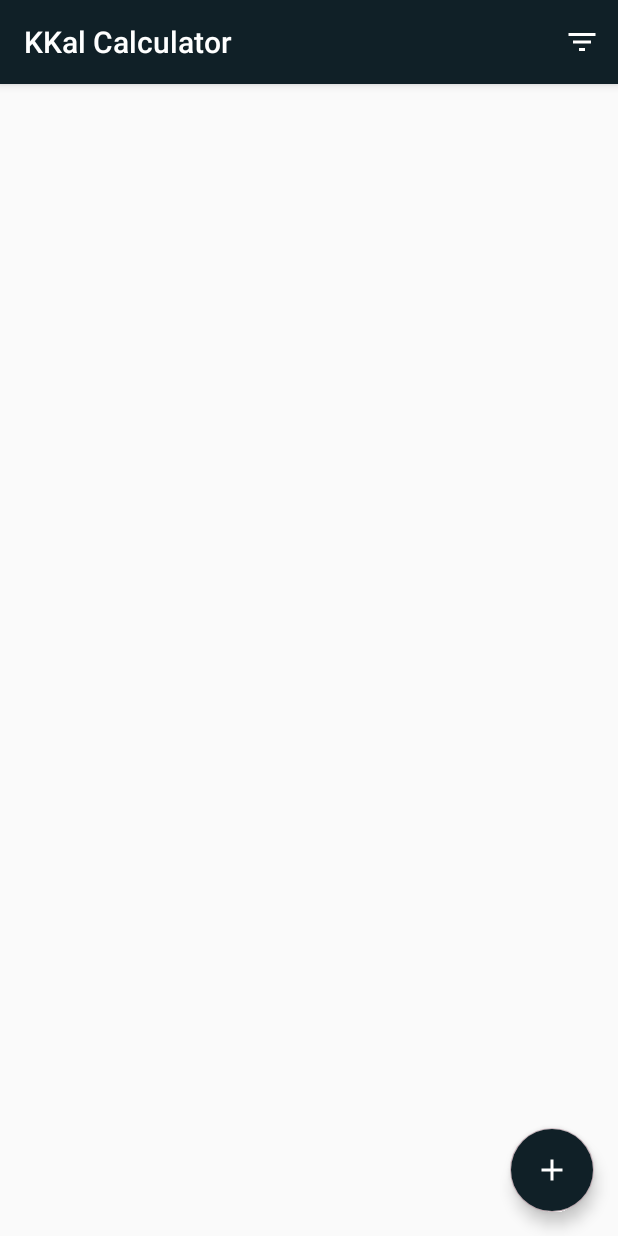
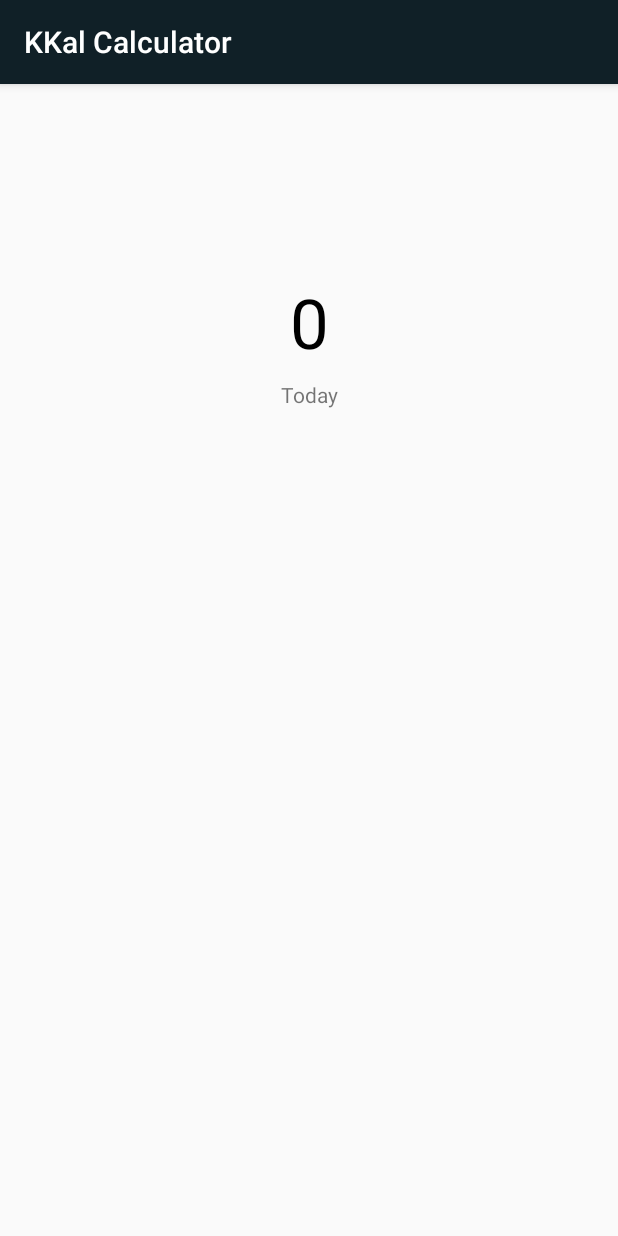
Before and after one commit to abduroid/KKal_Calculator, an Android app: the screen it shows after launch (MainActivity), on a phone screen of 412 x 824 dp. Run offline under Robolectric (Android 15) with nearby library versions, the phone set to English and light mode, and no system bars; our stand-ins replace Room's generated code.

Commit message:
Calculating of day's calories implemented

```diff
--- /dev/null
+++ b/app/src/main/java/uz/digitalgeneration/kkalcalculator/ui/DashboardFragment.kt
@@ -0,0 +1,46 @@
+package uz.digitalgeneration.kkalcalculator.ui
+
+import android.os.Bundle
+import android.util.Log
+import android.view.View
+import androidx.fragment.app.Fragment
+import androidx.lifecycle.ViewModelProviders
+import androidx.navigation.fragment.findNavController
+import kotlinx.android.synthetic.main.fragment_dashboard.*
+import uz.digitalgeneration.kkalcalculator.R
+import uz.digitalgeneration.kkalcalculator.database.MealDatabase
+import uz.digitalgeneration.kkalcalculator.viewmodels.MealViewModelFactory
+import uz.digitalgeneration.kkalcalculator.viewmodels.MealsViewModel
+import java.util.*
+
+class DashboardFragment : Fragment(R.layout.fragment_dashboard) {
+
+    override fun onViewCreated(view: View, savedInstanceState: Bundle?) {
+        super.onViewCreated(view, savedInstanceState)
+
+        val dataSource = MealDatabase.getInstance(requireActivity().application).mealDatabaseDao
+
+        val viewModelFactory = MealViewModelFactory(
+            dataSource = dataSource,
+            application = requireActivity().application
+        )
+
+        val viewModel = ViewModelProviders.of(requireActivity(), viewModelFactory)
+            .get(MealsViewModel::class.java)
+
+        val today = Calendar.getInstance().time
+        Log.d("mfff", "today is $today")
+
+        viewModel.readMealsForSelectedDate(today).observe(viewLifecycleOwner, {
+            Log.d("mfff","read list size is ${it.size}")
+            today_calories_text.text = viewModel.calculateCaloriesOfList(it).toString()
+        })
+
+//        today_calories_text.text = viewModel.calculateCaloriesOfDay(today).toString()
+
+        today_calories_text.setOnClickListener {
+            findNavController().navigate(R.id.action_dashboardFragment_to_listMealsFragment)
+        }
+
+    }
+}
--- /dev/null
+++ b/app/src/main/java/uz/digitalgeneration/kkalcalculator/util/DateWork.kt
@@ -0,0 +1,51 @@
+package uz.digitalgeneration.kkalcalculator.util
+
+import android.util.Log
+import java.text.SimpleDateFormat
+import java.util.*
+import kotlin.collections.ArrayList
+
+class DateWork {
+
+    fun getStartAndEndOfTheDate(selectedDate: Date): Pair<Date, Date> {
+
+        val threeIntegers = dateToSeperateThreeIntegers(selectedDate)
+
+        val year = threeIntegers[0]
+        val month = threeIntegers[1]
+        val dayOfMonth = threeIntegers[2]
+
+        val textStartDay = "${dayOfMonth}-${month}-${year} 00:00:00"
+        val textEndDay = "${dayOfMonth}-${month}-${year} 23:59:59"
+
+        val formatter = SimpleDateFormat("dd-MM-yyyy HH:mm:ss")
+
+        val startDate = formatter.parse(textStartDay)
+        val endDate = formatter.parse(textEndDay)
+
+        return startDate to endDate
+    }
+
+    fun seperateIntegersToDate(year: Int, month: Int, dayOfMonth: Int): Date {
+
+        val textDay = "${dayOfMonth}-${month + 1}-${year} 00:00:00"
+
+        val formatter = SimpleDateFormat("dd-MM-yyyy HH:mm:ss")
+
+        return formatter.parse(textDay)
+    }
+
+    fun dateToSeperateThreeIntegers(date: Date) : List<Int> {
+
+        val threeIntegers = ArrayList<Int>()
+
+        threeIntegers.add(date.year + 1900)
+        threeIntegers.add(date.month + 1)
+        threeIntegers.add(date.date)
+
+        Log.d("mfff", "converting date year is ${threeIntegers[0]}, month is ${threeIntegers[1]}, day is ${date.date}")
+
+        return threeIntegers
+    }
+
+}
--- a/app/src/main/java/uz/digitalgeneration/kkalcalculator/viewmodels/MealsViewModel.kt
+++ b/app/src/main/java/uz/digitalgeneration/kkalcalculator/viewmodels/MealsViewModel.kt
@@ -2,11 +2,13 @@ package uz.digitalgeneration.kkalcalculator.viewmodels
 
 import android.app.Application
 import android.util.Log
+import androidx.lifecycle.LiveData
 import androidx.lifecycle.MutableLiveData
 import androidx.lifecycle.ViewModel
 import kotlinx.coroutines.*
 import uz.digitalgeneration.kkalcalculator.database.MealDao
 import uz.digitalgeneration.kkalcalculator.model.Meal
+import uz.digitalgeneration.kkalcalculator.util.DateWork
 import java.util.*
 
 class MealsViewModel(
@@ -31,9 +33,49 @@ class MealsViewModel(
 
     val isFilterApplied = MutableLiveData(false)
 
+    fun readMealsForSelectedDate(selectedDate: Date): LiveData<List<Meal>> {
+        val pair = DateWork().getStartAndEndOfTheDate(selectedDate)
+
+
+        return database.getMealsForSelectedDate(startOfDay = pair.first, endOfDay = pair.second)
+    }
+
     fun getMealsForSelectedDate() = database.getMealsForSelectedDate(startOfDay = startOfDay.value!!, endOfDay = endOfDay.value!!)
 
     val meals = database.getMeals()
+
+    fun calculateCaloriesOfList(meals: List<Meal>): Int {
+
+        var work = 0
+
+        for (meal in meals) {
+            work += meal.calory
+        }
+        Log.d("mfff", "calory overall: $work")
+
+        return work
+    }
+
+    fun calculateCaloriesOfDay(selectedDate: Date): Int {
+
+        var calories = 0
+
+        Log.d("mfff", "selected Date is ${selectedDate}")
+
+        val pair = DateWork().getStartAndEndOfTheDate(selectedDate)
+        Log.d("mfff", "start date is ${pair.first} end date is ${pair.second}")
+
+        val entriesOfDate = database.getMealsForSelectedDate(startOfDay = pair.first, endOfDay = pair.second).value
+
+        Log.d("mfff", "The list size is${entriesOfDate?.size}")
+        if (entriesOfDate != null) {
+            for (meal in entriesOfDate) {
+                calories + meal.calory
+            }
+        }
+
+        return calories
+    }
 
     fun recordMeal(meal: Meal) {
         uiScope.launch {
--- /dev/null
+++ b/app/src/main/res/layout/fragment_dashboard.xml
@@ -0,0 +1,30 @@
+<?xml version="1.0" encoding="utf-8"?>
+<androidx.constraintlayout.widget.ConstraintLayout
+    xmlns:android="http://schemas.android.com/apk/res/android"
+    xmlns:app="http://schemas.android.com/apk/res-auto"
+    xmlns:tools="http://schemas.android.com/tools"
+    android:layout_width="match_parent"
+    android:layout_height="match_parent">
+
+    <TextView
+        android:id="@+id/today_calories_text"
+        android:layout_width="wrap_content"
+        android:layout_height="wrap_content"
+        android:layout_marginTop="128dp"
+        android:textColor="@android:color/black"
+        android:textSize="46sp"
+        app:layout_constraintEnd_toEndOf="parent"
+        app:layout_constraintStart_toStartOf="parent"
+        app:layout_constraintTop_toTopOf="parent"
+        tools:text="15 000" />
+
+    <TextView
+        android:id="@+id/today_disclaimer"
+        android:layout_width="wrap_content"
+        android:layout_height="wrap_content"
+        android:layout_marginTop="8dp"
+        android:text="Today"
+        app:layout_constraintEnd_toEndOf="@+id/today_calories_text"
+        app:layout_constraintStart_toStartOf="@+id/today_calories_text"
+        app:layout_constraintTop_toBottomOf="@+id/today_calories_text" />
+</androidx.constraintlayout.widget.ConstraintLayout>
--- a/app/src/main/res/navigation/main_navigation.xml
+++ b/app/src/main/res/navigation/main_navigation.xml
@@ -1,7 +1,7 @@
 <?xml version="1.0" encoding="utf-8"?>
 <navigation xmlns:android="http://schemas.android.com/apk/res/android"
     xmlns:app="http://schemas.android.com/apk/res-auto" android:id="@+id/main_navigation"
-    app:startDestination="@id/listMealsFragment">
+    app:startDestination="@id/dashboardFragment">
 
     <fragment
         android:id="@+id/listMealsFragment"
@@ -23,4 +23,12 @@
             app:popUpTo="@id/recordMealFragment"
             app:popUpToInclusive="true" />
     </fragment>
+    <fragment
+        android:id="@+id/dashboardFragment"
+        android:name="uz.digitalgeneration.kkalcalculator.ui.DashboardFragment"
+        android:label="DashboardFragment" >
+        <action
+            android:id="@+id/action_dashboardFragment_to_listMealsFragment"
+            app:destination="@id/listMealsFragment" />
+    </fragment>
 </navigation>
```
